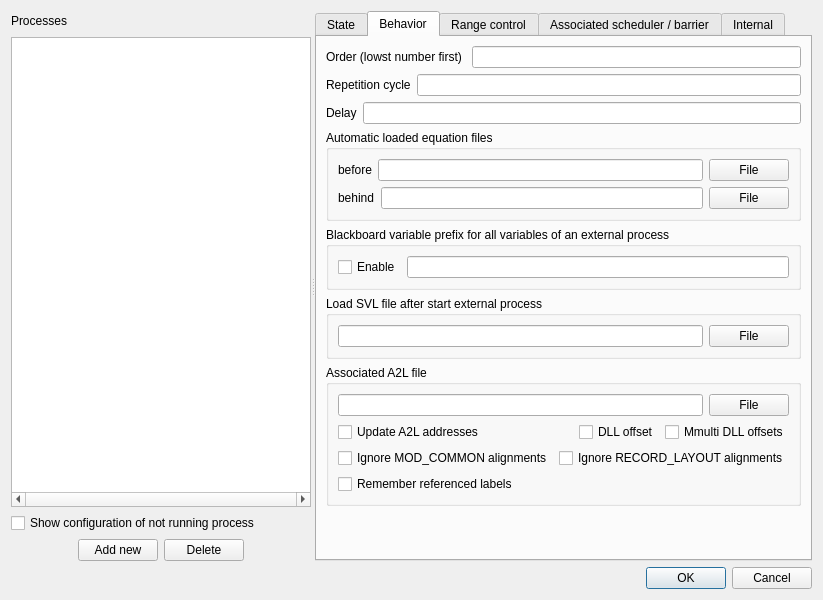
Above: Src/GUI/Qt/Dialog/ConfigureProcessDialog.ui from eclipse-openxilenv/openxilenv before the change. Below: the same form after it.
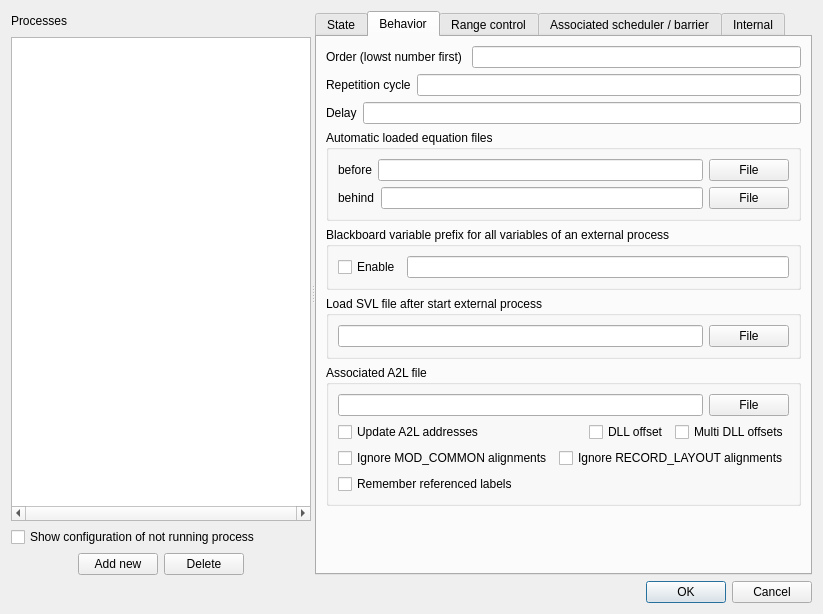
That is the form after the change. The open tabs and pages were chosen to show the change. Icons and pictures are not drawn.

Diff of the .ui file:
```diff
--- a/Src/GUI/Qt/Dialog/ConfigureProcessDialog.ui
+++ b/Src/GUI/Qt/Dialog/ConfigureProcessDialog.ui
@@ -6,8 +6,8 @@
    <rect>
     <x>0</x>
     <y>0</y>
-    <width>800</width>
-    <height>600</height>
+    <width>809</width>
+    <height>614</height>
    </rect>
   </property>
   <property name="windowTitle">
@@ -697,7 +697,7 @@
              <item>
               <widget class="QCheckBox" name="UpdateMultiDLLA2LCheckBox">
                <property name="text">
-                <string>Mmulti DLL offsets</string>
+                <string>Multi DLL offsets</string>
                </property>
               </widget>
              </item>
```
Left out of the diff: 6 changed lines with no effect on the pictures.
